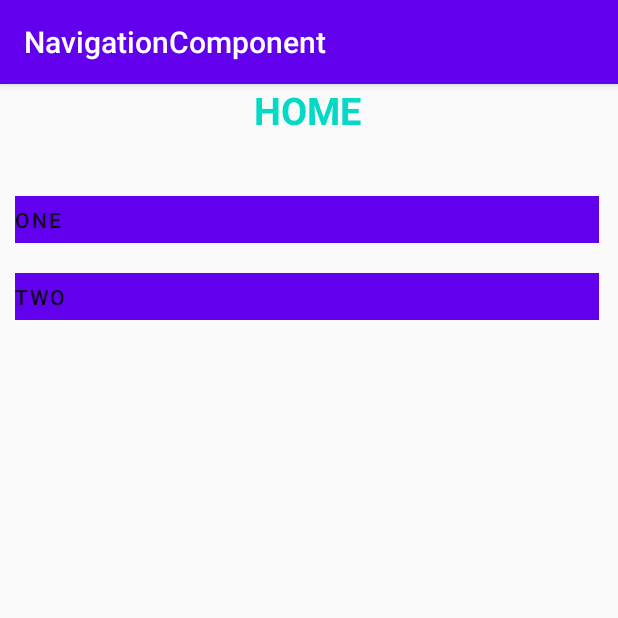
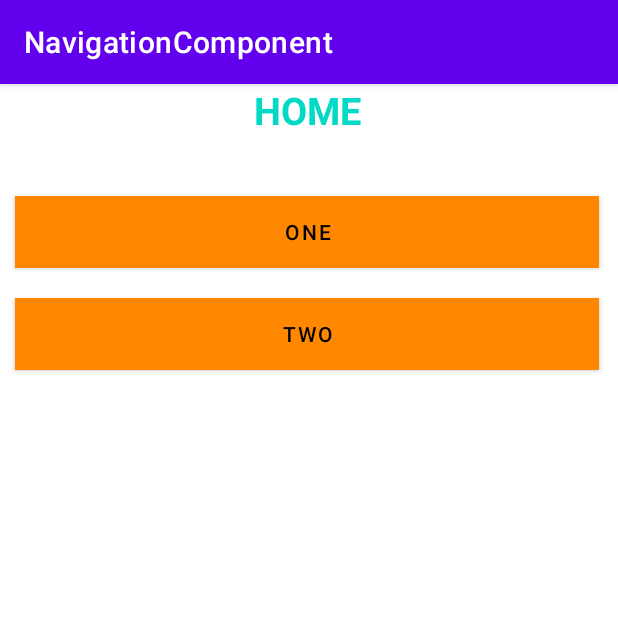
Before and after one commit to armandoSandino/navigation-component-NAJ, an Android app: the screen it shows after launch (MainActivity), on a phone screen of 412 x 824 dp, the top half of it. Run offline under Robolectric (Android 15) with nearby library versions, the phone set to English and light mode, and no system bars.

Commit message:
chore; modified style theme

```diff
--- a/app/src/main/res/values/styles.xml
+++ b/app/src/main/res/values/styles.xml
@@ -1,10 +1,15 @@
 <resources>
     <!-- Base application theme. -->
-    <style name="AppTheme" parent="Theme.AppCompat.Light.DarkActionBar">
+    <style name="AppTheme" parent="Theme.MaterialComponents.Light.DarkActionBar">
+    <!-- <style name="AppTheme" parent="Theme.AppCompat.Light.DarkActionBar"> -->
         <!-- Customize your theme here. -->
         <item name="colorPrimary">@color/colorPrimary</item>
         <item name="colorPrimaryDark">@color/colorPrimaryDark</item>
         <item name="colorAccent">@color/colorAccent</item>
     </style>
 
+    <style name="FormButton" parent="Theme.MaterialComponents">
+        <item name="colorPrimary">@android:color/holo_orange_dark</item>
+    </style>
+
 </resources>
```
